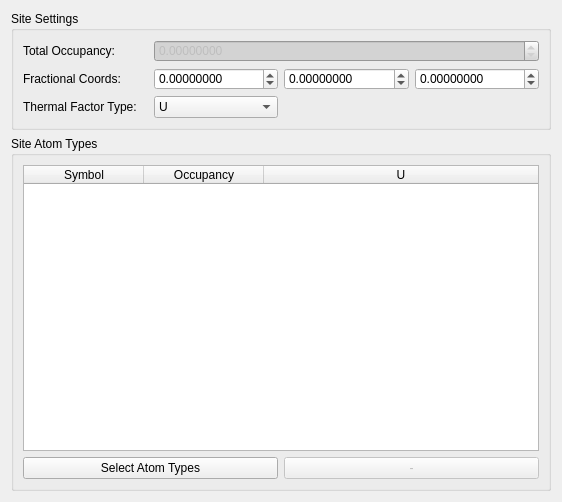
The window that hexrd/ui/resources/ui/material_site_editor.ui (HEXRD/hexrdgui) describes before a commit, drawn with Qt 5.
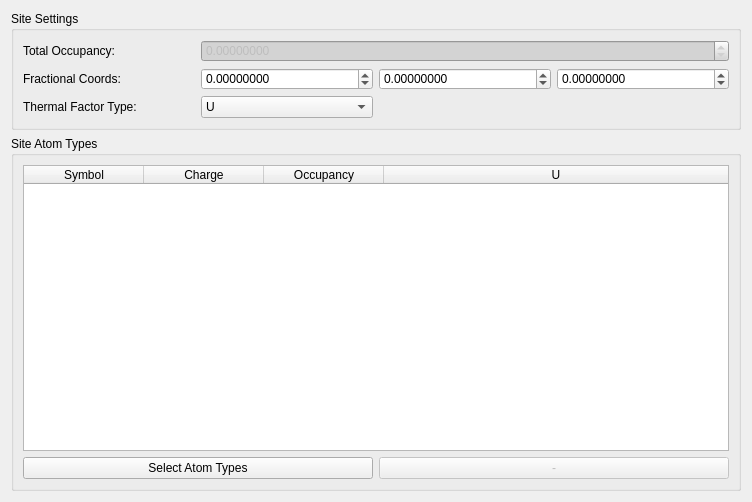
The same window after the commit. Custom widgets are drawn as their Qt base class.

Commit message:
Add ability to modify a material's charge
Note that we have to update the unit cell and structure factor
manually [since the material is not currently doing that](https://github.com/HEXRD/hexrd/blob/300f43ffe35cdbd0a7827b80d0b9209f196771a0/hexrd/material.py#L864-L866).

Maybe we should just add the charge as an argument to
[`set_atomdata()`](https://github.com/HEXRD/hexrd/blob/300f43ffe35cdbd0a7827b80d0b9209f196771a0/hexrd/material.py#L942)?

```diff
--- a/hexrd/ui/resources/ui/material_site_editor.ui
+++ b/hexrd/ui/resources/ui/material_site_editor.ui
@@ -6,7 +6,7 @@
    <rect>
     <x>0</x>
     <y>0</y>
-    <width>562</width>
+    <width>752</width>
     <height>502</height>
    </rect>
   </property>
@@ -52,6 +52,11 @@
           <string>Symbol</string>
          </property>
         </column>
+        <column>
+         <property name="text">
+          <string>Charge</string>
+         </property>
+        </column>
         <column>
          <property name="text">
           <string>Occupancy</string>
```
The commit also changes 2 other files.
